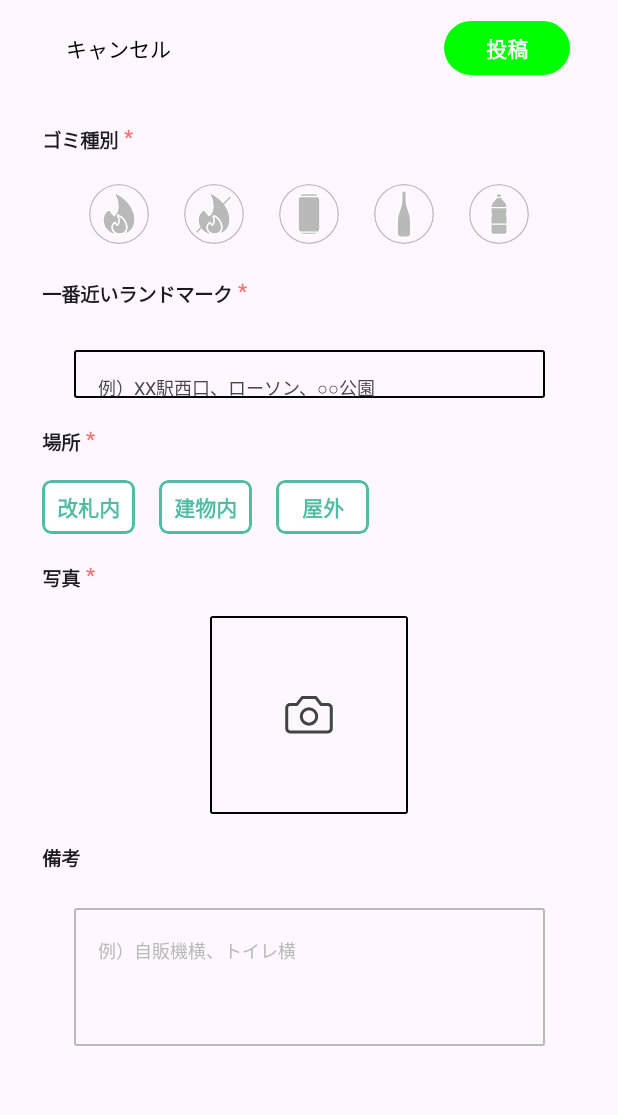
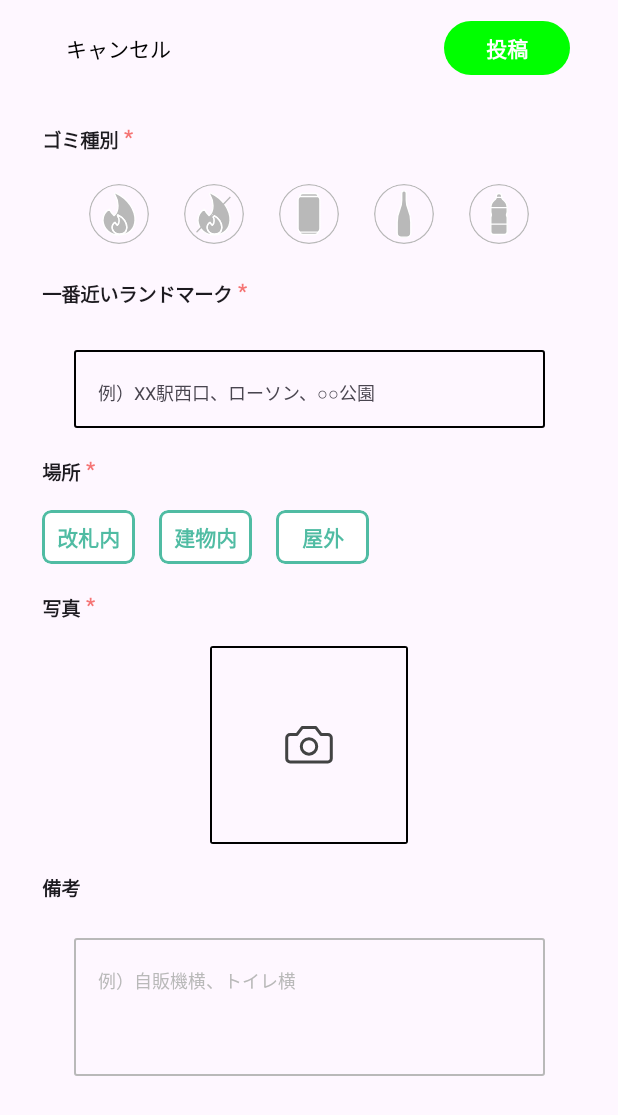
Before and after one commit to tanochan-sakonyan/Mr.TrashCan_frontend, an Android app built with Jetpack Compose: the register screen opened through its navigation route, on a phone screen of 412 x 824 dp. Shown: the top 1115 px of the screen. Run offline under Robolectric (Android 15) with nearby library versions, the phone set to English and light mode, and no system bars; our stand-ins replace Dagger/Hilt's generated code; libraries missing offline, so code that uses them is left out: androidx.camera.core; pictures from the network do not load.

Commit message:
テキストフィールドの大きさを調整

```diff
--- a/app/src/main/java/com/github/tanochan/mrtrashcan_frontend/feature/register/RegisterScreen.kt
+++ b/app/src/main/java/com/github/tanochan/mrtrashcan_frontend/feature/register/RegisterScreen.kt
@@ -233,7 +233,7 @@ fun RegisterScreen(
             }
             Spacer(modifier = Modifier.height(20.dp))
             OutlinedTextField(
-                modifier = Modifier.size(width = 314.dp, height = 40.dp),
+                modifier = Modifier.size(width = 314.dp, height = 60.dp),
                 value = landmark,
                 onValueChange = { landmark = it },
                 label = {
@@ -374,8 +374,8 @@ fun RegisterScreen(
             Spacer(modifier = Modifier.height(16.dp))
             OutlinedTextField(
                 modifier = Modifier.size(width = 314.dp, height = 100.dp),
-                value = landmark,
-                onValueChange = { landmark = it },
+                value = note,
+                onValueChange = { note = it },
                 label = {
                     Text(
                         "例）自販機横、トイレ横", style = TextStyle(
```
